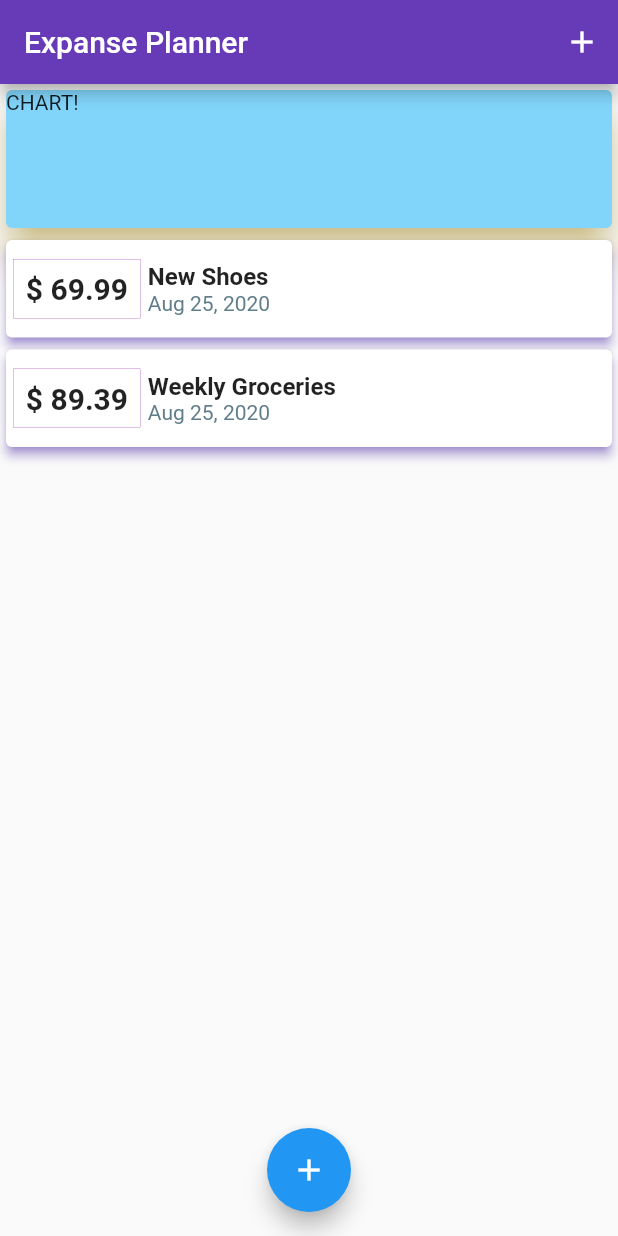
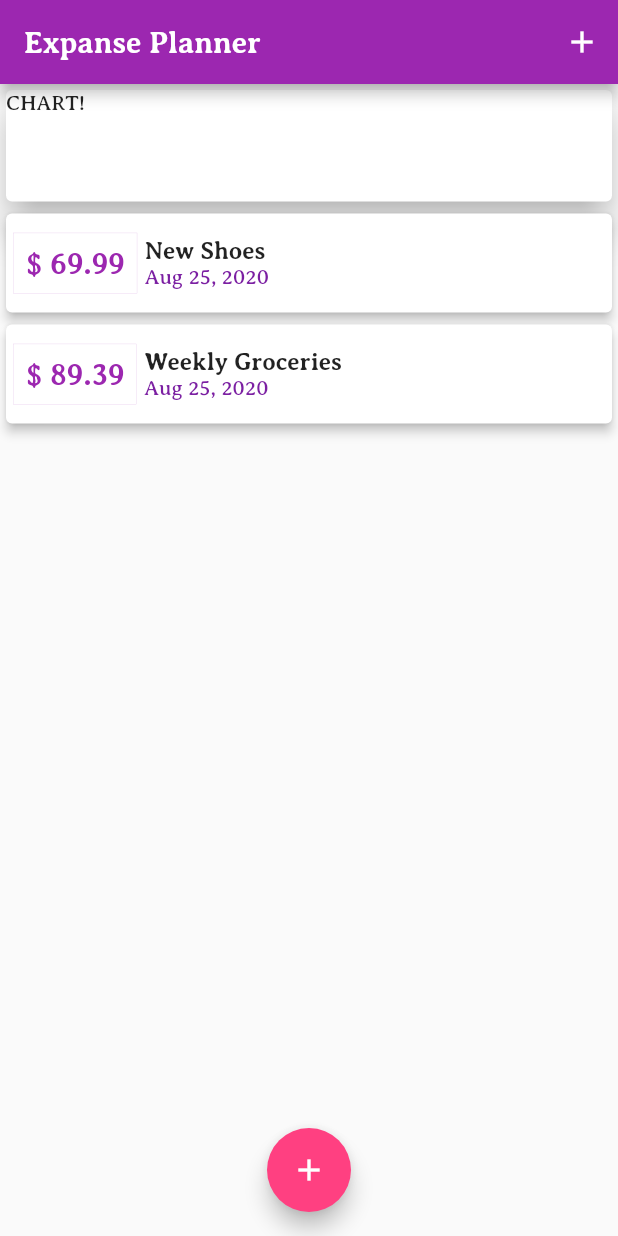
Before and after one commit to y-melo/flutter, a Flutter app: the screen it shows after launch, on a phone screen of 412 x 824 dp. Run offline on Flutter 3.47's test engine with Material 2 defaults, Android fonts, the phone set to English and light mode, and no system bars.

Commit message:
theme updates and minor improvements

```diff
--- a/lib/screens/home.dart
+++ b/lib/screens/home.dart
@@ -8,7 +8,19 @@ class MyApp extends StatelessWidget {
   @override
   Widget build(BuildContext context) {
     return MaterialApp(
-      title: 'Expense Planner',
+      title: 'Personal Expense Planner',
+      theme: ThemeData(
+          primarySwatch: Colors.purple,
+          accentColor: Colors.pinkAccent,
+          fontFamily: 'Averia',
+          appBarTheme: AppBarTheme(
+            textTheme: ThemeData.light().textTheme.copyWith(
+                    headline6: TextStyle(
+                  fontFamily: "Averia",
+                  fontSize: 20,
+                  fontWeight: FontWeight.bold,
+                )),
+          )),
       home: Home(),
     );
   }
@@ -22,9 +34,10 @@ class Home extends StatefulWidget {
 class _HomeState extends State<Home> {
   @override
   Widget build(BuildContext context) {
-    return Scaffold(
+    return SafeArea(
+      child: Scaffold(
         appBar: AppBar(
-        backgroundColor: Colors.deepPurple,
+          // backgroundColor: Colors.deepPurple,
           title: Text('Expanse Planner'),
           actions: <Widget>[
             IconButton(
@@ -40,10 +53,10 @@ class _HomeState extends State<Home> {
             children: <Widget>[
               Container(
                 width: double.infinity,
-              height: 100,
+                height: MediaQuery.of(context).size.height * 0.1,
                 child: Card(
-                color: Colors.lightBlue[200],
-                shadowColor: Colors.amberAccent,
+                  // color: Colors.lightBlue[200],
+                  // shadowColor: Colors.amberAccent,
                   elevation: 10,
                   child: Text("CHART!"),
                 ),
@@ -56,6 +69,7 @@ class _HomeState extends State<Home> {
         floatingActionButton: FloatingActionButton(
           child: Icon(Icons.add),
           onPressed: () => _startAddNewTransaction(context),
+        ),
       ),
     );
   }
--- a/lib/screens/new_transaction.dart
+++ b/lib/screens/new_transaction.dart
@@ -17,10 +17,12 @@ class _NewTransactionState extends State<NewTransaction> {
     final enteredTitle = titleController.text;
     final enteredAmount = double.parse(amountController.text);
     print("Title: $enteredTitle | Amount: $enteredAmount");
-    // if (enteredTitle.isEmpty || enteredAmount <= 0) {
-    //   return;
-    // }
+    if (enteredTitle.isEmpty || enteredAmount <= 0) {
+      return;
+    }
     widget.addTx(enteredTitle, enteredAmount);
+
+    Navigator.of(context).pop();
   }
 
   Widget build(BuildContext context) {
@@ -52,7 +54,7 @@ class _NewTransactionState extends State<NewTransaction> {
             ),
             FlatButton(
               child: Text("Add Transaction"),
-              textColor: Colors.pinkAccent,
+              // textColor: Colors.pinkAccent,
               onPressed: _submitData,
             )
           ],
--- a/lib/screens/transaction_list.dart
+++ b/lib/screens/transaction_list.dart
@@ -10,11 +10,11 @@ class TransactionList extends StatelessWidget {
   @override
   Widget build(BuildContext context) {
     return Container(
-      height: 300,
+      height: MediaQuery.of(context).size.height * 0.8,
       child: ListView.builder(
         itemBuilder: (context, index) {
           return Card(
-            shadowColor: Colors.deepPurpleAccent,
+            // shadowColor: Colors.deepPurpleAccent,
             elevation: 3,
             child: Row(
               children: <Widget>[
@@ -22,14 +22,17 @@ class TransactionList extends StatelessWidget {
                     margin: EdgeInsets.symmetric(vertical: 10, horizontal: 5),
                     padding: EdgeInsets.all(8),
                     decoration: BoxDecoration(
-                      border: Border.all(color: Colors.purple, width: 0.2),
+                      border: Border.all(
+                        color: Theme.of(context).primaryColorLight,
+                        width: 0.2,
+                      ),
                     ),
                     child: Text(
                       '\$ ${transactions[index].amount.toStringAsFixed(2)}',
                       style: TextStyle(
-                        fontWeight: FontWeight.bold,
-                        fontSize: 20,
-                      ),
+                          fontWeight: FontWeight.bold,
+                          fontSize: 20,
+                          color: Theme.of(context).primaryColor),
                     )),
                 Container(
                   margin: EdgeInsets.symmetric(vertical: 15),
@@ -47,7 +50,8 @@ class TransactionList extends StatelessWidget {
                       Container(
                           child: Text(
                         DateFormat.yMMMd().format(transactions[index].dateTime),
-                        style: TextStyle(color: Colors.blueGrey),
+                        style: TextStyle(
+                            color: Theme.of(context).primaryColorDark),
                       )),
                     ],
                   ),
```
Also changed, not shown: pubspec.yaml (+8 -4 lines), assets/fonts/AveriaSerifLibre-Bold.ttf (added), assets/fonts/AveriaSerifLibre-BoldItalic.ttf (added), assets/fonts/AveriaSerifLibre-Italic.ttf (added), assets/fonts/AveriaSerifLibre-Light.ttf (added), assets/fonts/AveriaSerifLibre-Regular.ttf (added), assets/fonts/NimbusMono-Bold.otf (added), assets/fonts/NimbusMono-BoldOblique.otf (added), assets/fonts/NimbusMono-Oblique.otf (added), assets/fonts/NimbusMono-Regular.otf (added), lib/shared/colors.dart (added), pubspec.lock. Lines whose indentation alone changed are shown as unchanged.
